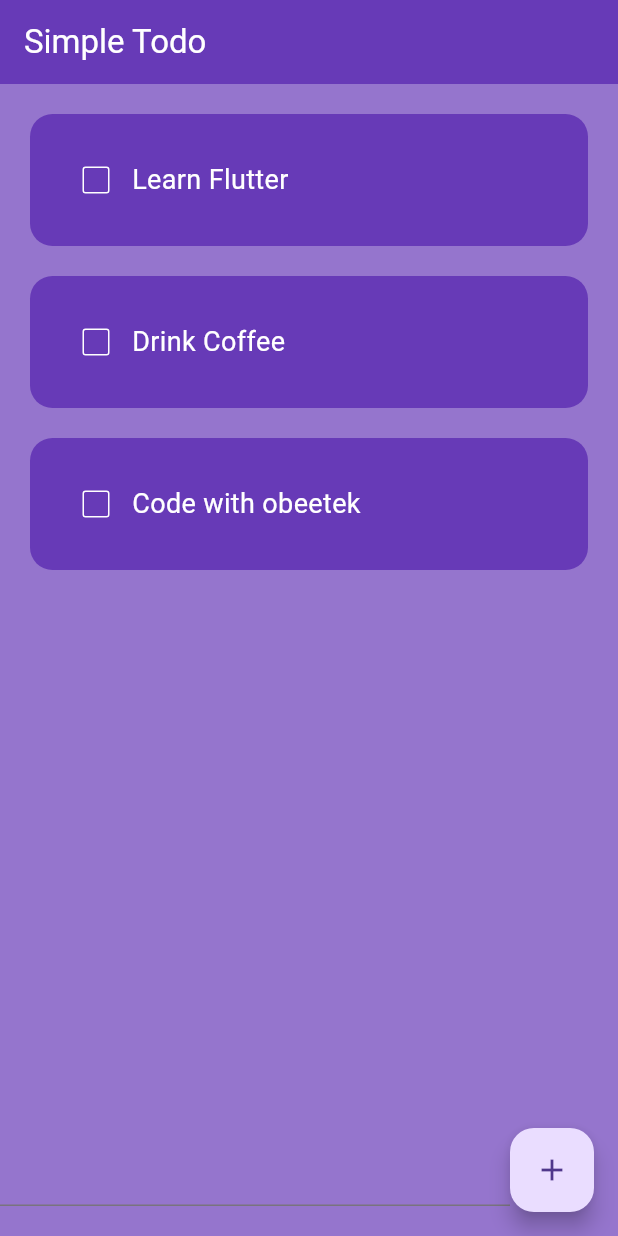
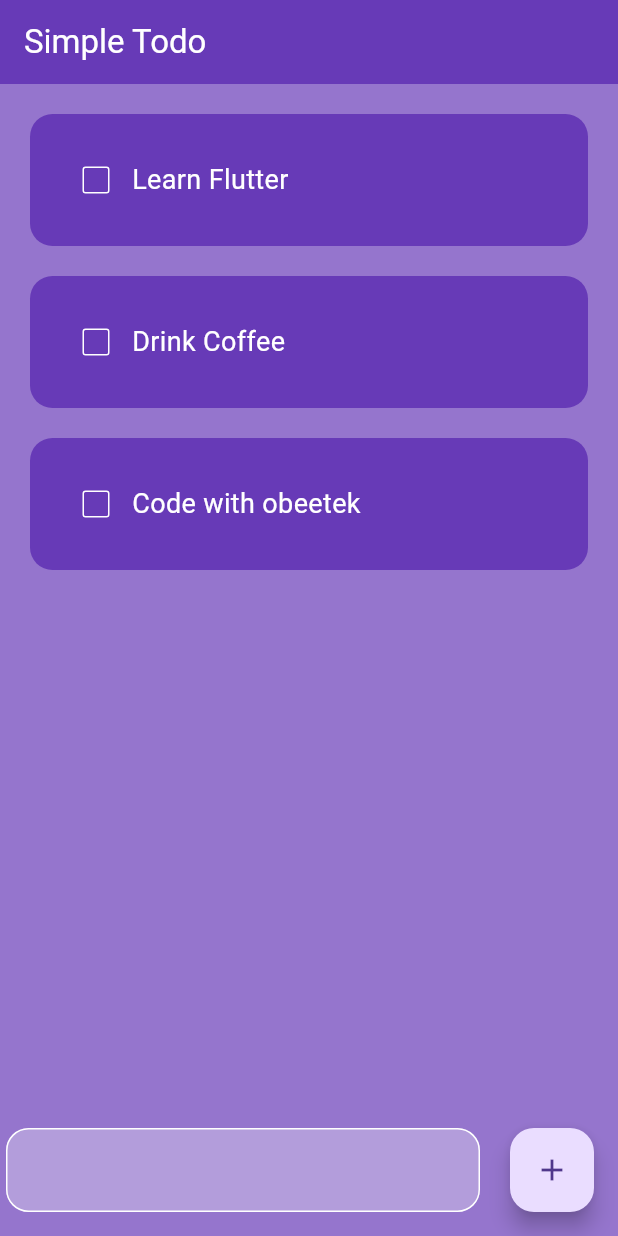
Before and after one commit to Ryuuutaaa/toDoList-flutter, a Flutter app: the screen it shows after launch, on a phone screen of 412 x 824 dp. Run offline on Flutter 3.47's test engine with Material 3 defaults, Android fonts, the phone set to English and light mode, and no system bars.

Commit message:
feat : add field input data

```diff
--- a/lib/pages/home_page.dart
+++ b/lib/pages/home_page.dart
@@ -52,7 +52,13 @@ class _HomePageState extends State<HomePage> {
       ),
       floatingActionButton: Row(
         children: [
-          Expanded(child: TextField()),
+          Expanded(
+              child: Padding(
+            padding: const EdgeInsets.symmetric(horizontal: 20),
+            child: TextField(
+              decoration: InputDecoration(filled: true, fillColor: Colors.deepPurple.shade200, enabledBorder: OutlineInputBorder(borderSide: BorderSide(color: Colors.white), borderRadius: BorderRadius.circular(15)), focusedBorder: OutlineInputBorder(borderSide: BorderSide(color: Colors.white), borderRadius: BorderRadius.circular(15))),
+            ),
+          )),
           FloatingActionButton(
             onPressed: () {},
             child: Icon(Icons.add),
```
